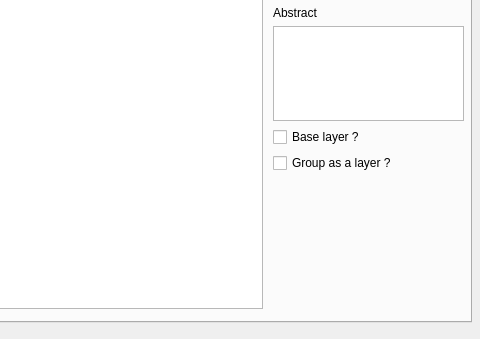
Above: ui_send2server.ui from 3liz/lizmap-plugin before the change; both pictures show x 109 to 589 and y 88 to 427 of the 589 by 427 pixel window. Below: the same form after it.
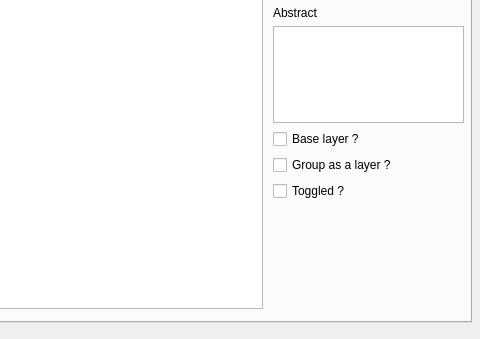
That is the form after the change.

Commit message: Ajout case à cocher Toggled pour décider qui doit être visible à l'ouverture

The edit to the form file:
```diff
--- a/ui_send2server.ui
+++ b/ui_send2server.ui
@@ -203,7 +203,7 @@
        <x>370</x>
        <y>10</y>
        <width>191</width>
-       <height>215</height>
+       <height>243</height>
       </rect>
      </property>
      <layout class="QVBoxLayout" name="verticalLayout">
@@ -241,6 +241,13 @@
         </property>
        </widget>
       </item>
+      <item>
+       <widget class="QCheckBox" name="cbToggled">
+        <property name="text">
+         <string>Toggled ?</string>
+        </property>
+       </widget>
+      </item>
      </layout>
     </widget>
    </widget>
```
The commit also changes 4 other files.
